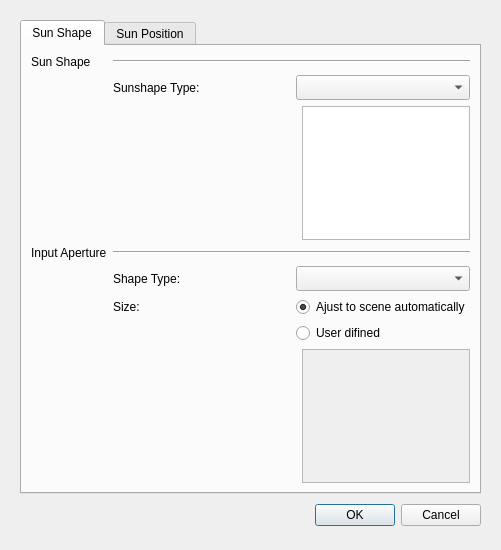
The window that TonatiuhProject/src/source/gui/lightdialog.ui (iat-cener/tonatiuh) describes before a commit, drawn with Qt 5.
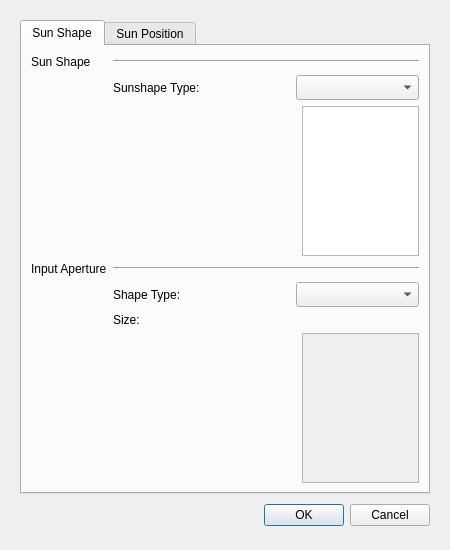
The same window after the commit. Custom widgets are drawn as their Qt base class.

Commit message: Changes to disable sun risize function

```diff
--- a/TonatiuhProject/src/source/gui/lightdialog.ui
+++ b/TonatiuhProject/src/source/gui/lightdialog.ui
@@ -148,24 +148,7 @@
          </property>
         </widget>
        </item>
-       <item row="6" column="2" colspan="2">
-        <widget class="QRadioButton" name="automaticSizeRadio">
-         <property name="text">
-          <string>Ajust to scene automatically</string>
-         </property>
-         <property name="checked">
-          <bool>true</bool>
-         </property>
-        </widget>
-       </item>
-       <item row="7" column="2" colspan="2">
-        <widget class="QRadioButton" name="userSizeRadio">
-         <property name="text">
-          <string>User difined</string>
-         </property>
-        </widget>
-       </item>
-       <item row="10" column="3">
+       <item row="9" column="3">
         <spacer name="verticalSpacer_2">
          <property name="orientation">
           <enum>Qt::Vertical</enum>
@@ -181,7 +164,7 @@
        <item row="3" column="3">
         <widget class="FieldContainerWidget" name="sunshapeParameters"/>
        </item>
-       <item row="8" column="3">
+       <item row="7" column="3">
         <widget class="FieldContainerWidget" name="shapeParameters">
          <property name="enabled">
           <bool>false</bool>
```
Left out of the diff: 16 changed lines with no effect on the pictures. The commit also changes 1 other file.
